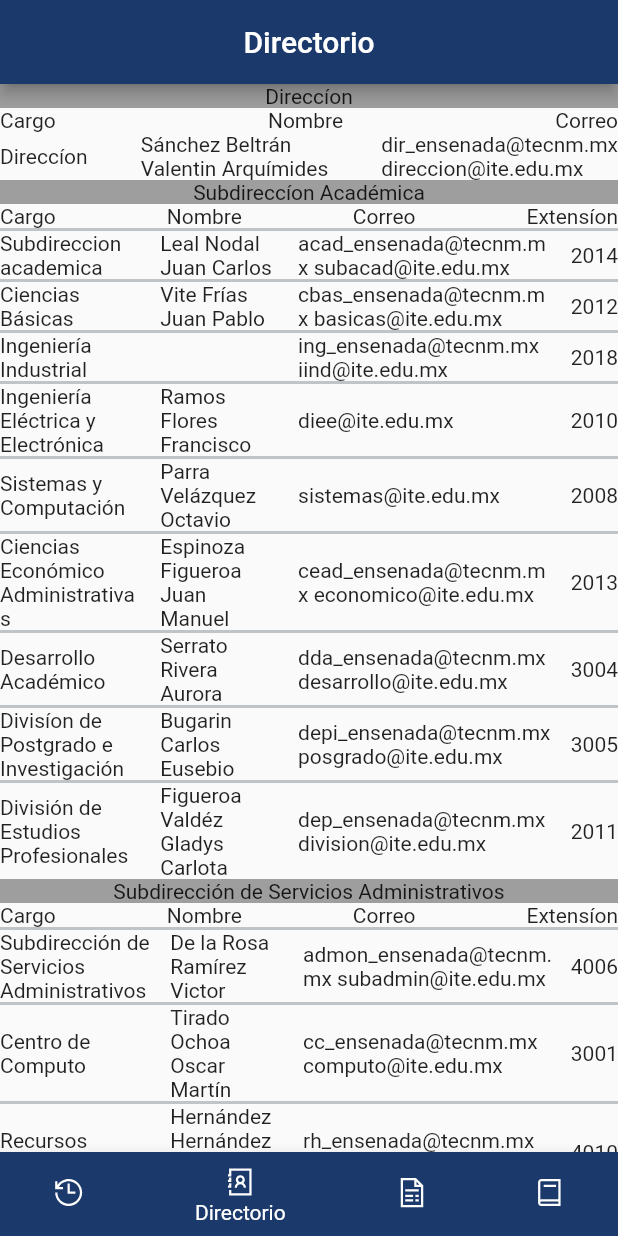
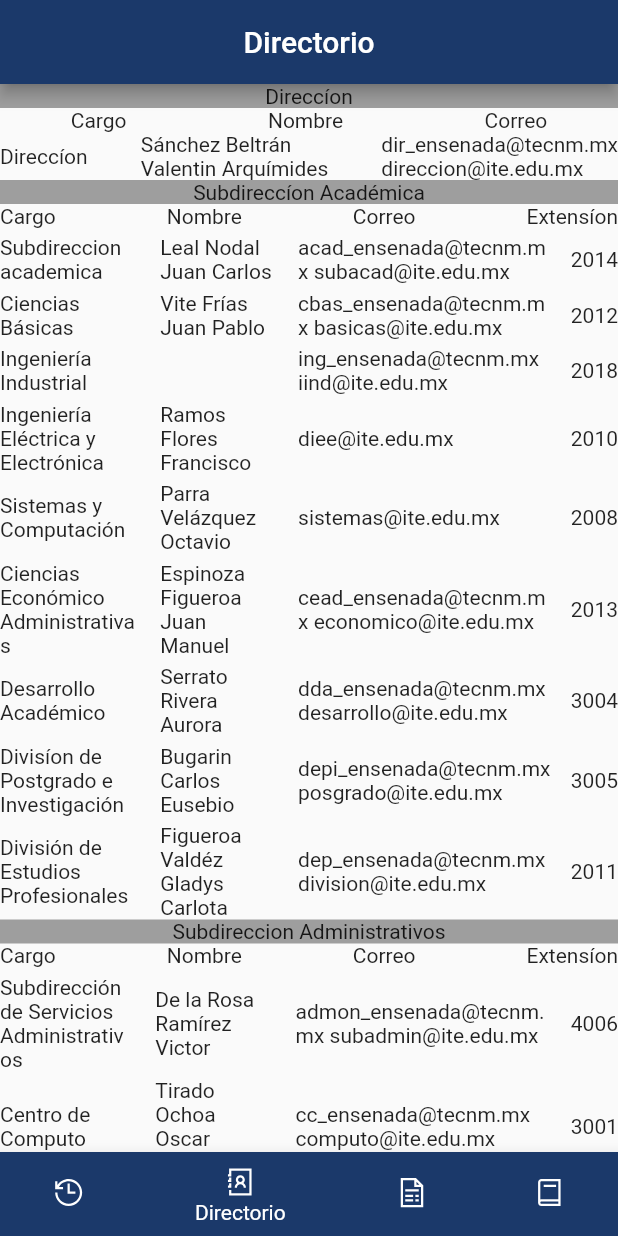
Before and after one commit to itsaizempoaltecatl/app_informativa_ite, a Flutter app: the screen it shows after launch, item 2 of the bottom bar chosen, on a phone screen of 412 x 824 dp. Run offline on Flutter 3.47's test engine with Material 2 defaults, Android fonts, the light colour scheme and no system bars; our stand-ins replace line_icons.

Commit message:
Revert "Merge branch 'main' of https://github.com/itsaizempoaltecatl/app_informativa_ite"
This reverts commit 8d9c5cdccc7803a9d0e919635c00a75554a5a0f3, reversing
changes made to 55da0731fdedc9eadc13cd60b7adf69a74131bd6.

```diff
--- a/lib/directorio/directorio.dart
+++ b/lib/directorio/directorio.dart
@@ -12,7 +12,7 @@
         children: [
           Container(child: const Text("Direccíon", textAlign: TextAlign.center, ), color: Colors.grey, width: double.infinity,),
           Row(
-            mainAxisAlignment: MainAxisAlignment.spaceBetween,
+            mainAxisAlignment: MainAxisAlignment.spaceAround,
             children: const [
             Text("Cargo"),
             Text("Nombre"),
@@ -29,7 +29,7 @@
             Text("Extensíon"),
           ],),
           contenidoDirectorio_(context, 'Subdireccion'),
-          Container(child: const Text("Subdirección de Servicios Administrativos", textAlign: TextAlign.center, ), color: Colors.grey, width: double.infinity,),
+          Container(child: const Text("Subdireccion Administrativos", textAlign: TextAlign.center, ), color: Colors.grey, width: double.infinity,),
           Row(
             mainAxisAlignment: MainAxisAlignment.spaceBetween,
             children: const [
@@ -39,46 +39,6 @@
             Text("Extensíon"),
           ],),
           contenidoDirectorio_(context, 'Subdireccion Administrativos'),
-          Container(child: const Text("Subdirección de Planeación y Vinculación", textAlign: TextAlign.center, ), color: Colors.grey, width: double.infinity,),
-          Row(
-            mainAxisAlignment: MainAxisAlignment.spaceBetween,
-            children: const [
-            Text("Cargo"),
-            Text("Nombre"),
-            Text("Correo"),
-            Text("Extensíon"),
-          ],),
-          contenidoDirectorio_(context, 'Subdireccion PV'),
-          Container(child: const Text("Coordinación de Carrera", textAlign: TextAlign.center, ), color: Colors.grey, width: double.infinity,),
-          Row(
-            mainAxisAlignment: MainAxisAlignment.spaceBetween,
-            children: const [
-            Text("Cargo"),
-            Text("Nombre"),
-            Text("Correo"),
-            Text("Extensíon"),
-          ],),
-          contenidoDirectorio_(context, 'Coordinacion Carrera'),
-          Container(child: const Text("Coordinaciones de Posgrado", textAlign: TextAlign.center, ), color: Colors.grey, width: double.infinity,),
-          Row(
-            mainAxisAlignment: MainAxisAlignment.spaceBetween,
-            children: const [
-            Text("Cargo"),
-            Text("Nombre"),
-            Text("Correo"),
-            Text("Extensíon"),
-          ],),
-          contenidoDirectorio_(context, 'Coordinacion Posgrado'),
-          Container(child: const Text("Coordinaciones de Sistema de Gestión", textAlign: TextAlign.center, ), color: Colors.grey, width: double.infinity,),
-          Row(
-            mainAxisAlignment: MainAxisAlignment.spaceBetween,
-            children: const [
-            Text("Cargo"),
-            Text("Nombre"),
-            Text("Correo"),
-            Text("Extensíon"),
-          ],),
-          contenidoDirectorio_(context, 'Gestion'),
         ],
       ),
     );
@@ -132,14 +92,14 @@
       1: {'Cargo': 'Coordinador de la Maestría en Ingeniería Aeroespacial', 'Nombre':'Campos García Josefina', 'Correo':'coord_mia@ite.edu.mx', 'Extension':'1063'},
       2: {'Cargo': 'Coordinador de la Maestría en Ciencias en Ingeniería Mecatrónica', 'Nombre':'     ', 'Correo':'coord_mcim@ite.edu.mx', 'Extension':'3005'},
     },
-    'Gestion':{
+    'Coordinaciones Gestion':{
       0: {'Cargo': 'Coordinador del Sistema de Gestión de la Calidad', 'Nombre':'Gutiérrez Manuel Carlos Alberto', 'Correo':'sgc@ite.edu.mx', 'Extension':'----'},
       1: {'Cargo': 'Coordinadora del Sistema de Gestión Ambiental', 'Nombre':'Ardines Castillo Jocelyn Giselle', 'Correo':'sga@ite.edu.mx', 'Extension':'----'},
       2: {'Cargo': 'Coordinadora del Modelo de Igualdad de Género', 'Nombre':'Ochoa Gaytán Wendy', 'Correo':'igualdad@ite.edu.mx', 'Extension':'----'},
       3: {'Cargo': 'Coordinador del Sistema de Gestión de Seguridad y Salud en el Trabajo', 'Nombre':'Peña Miranda Sergio', 'Correo':'seguridad@ite.edu.mx', 'Extension':'----'},
       4: {'Cargo': 'Coordinador de Residuos Sólidos Urbanos y Residuos Peligrosos', 'Nombre':'Anaya Bázua Alfredo Alejandro', 'Correo':'aanaya@ite.edu.mx', 'Extension':'----'},
       5: {'Cargo': 'Coordinador del Uso Eficiente de Agua y Energía Eletrica', 'Nombre':'Valle Peñuelas Fernando', 'Correo':'mantenimiento@ite.edu.mx', 'Extension':'----'},
-    },
+    }
   };
 
   Widget contenidoDirectorio(BuildContext context, String seccion) {
@@ -162,7 +122,7 @@
     Center(child:
     Column(
       children: [
-        Container(height: 2, color: const Color(0xFFC0C4C6),),
+        const SizedBox(height: 5,),
         Row(
           mainAxisAlignment: MainAxisAlignment.spaceBetween,
           children: [
@@ -172,7 +132,7 @@
           Text(listaDirectorio[seccion][0]['Extension']),
           ],
           ),
-          Container(height: 2, color: const Color(0xFFC0C4C6),),
+          const SizedBox(height: 5,),
           Row(
           mainAxisAlignment: MainAxisAlignment.spaceBetween,
           children: [
@@ -182,7 +142,7 @@
           Text(listaDirectorio[seccion][1]['Extension']),
           ],
           ),
-          Container(height: 2, color: const Color(0xFFC0C4C6),),
+          const SizedBox(height: 5,),
           Row(
           mainAxisAlignment: MainAxisAlignment.spaceBetween,
           children: [
@@ -192,7 +152,7 @@
           Text(listaDirectorio[seccion][2]['Extension']),
           ],
           ),
-          Container(height: 2, color: const Color(0xFFC0C4C6),),
+          const SizedBox(height: 5,),
           Row(
           mainAxisAlignment: MainAxisAlignment.spaceBetween,
           children: [
@@ -202,7 +162,7 @@
           Text(listaDirectorio[seccion][3]['Extension']),
           ],
           ),
-          Container(height: 2, color: const Color(0xFFC0C4C6),),
+          const SizedBox(height: 5,),
           Row(
           mainAxisAlignment: MainAxisAlignment.spaceBetween,
           children: [
@@ -212,7 +172,7 @@
           Text(listaDirectorio[seccion][4]['Extension']),
           ],
           ),
-          Container(height: 2, color: const Color(0xFFC0C4C6),),
+          const SizedBox(height: 5,),
           Row(
           mainAxisAlignment: MainAxisAlignment.spaceBetween,
           children: [
@@ -222,7 +182,7 @@
           Text(listaDirectorio[seccion][5]['Extension']),
           ],
           ),
-          Container(height: 2, color: const Color(0xFFC0C4C6),),
+          const SizedBox(height: 5,),
           Row(
           mainAxisAlignment: MainAxisAlignment.spaceBetween,
           children: [
@@ -232,7 +192,7 @@
           Text(listaDirectorio[seccion][6]['Extension']),
           ],
           ),
-          Container(height: 2, color: const Color(0xFFC0C4C6),),
+          const SizedBox(height: 5,),
           Row(
           mainAxisAlignment: MainAxisAlignment.spaceBetween,
           children: [
@@ -242,7 +202,7 @@
           Text(listaDirectorio[seccion][7]['Extension']),
           ],
           ),
-          Container(height: 2, color: const Color(0xFFC0C4C6),),
+          const SizedBox(height: 5,),
           Row(
           mainAxisAlignment: MainAxisAlignment.spaceBetween,
           children: [
@@ -261,61 +221,61 @@
       return
       Center(child: Column(
         children: [
-          Container(height: 2, color: const Color(0xFFC0C4C6),),
+          const SizedBox(height: 5,),
         Row(
           mainAxisAlignment: MainAxisAlignment.spaceBetween,
           children: [
-          SizedBox(child: Text(listaDirectorio[seccion][0]['Cargo'].toString()), width: 105,),
+          SizedBox(child: Text(listaDirectorio[seccion][0]['Cargo'].toString()), width: 90,),
           SizedBox(child: Text(listaDirectorio[seccion][0]['Nombre'].toString()), width: 80,),
           SizedBox(child: Text(listaDirectorio[seccion][0]['Correo'].toString()), width: 170,),
           Text(listaDirectorio[seccion][0]['Extension']),
           ],
           ),
-          Container(height: 2, color: const Color(0xFFC0C4C6),),
+          const SizedBox(height: 5,),
           Row(
           mainAxisAlignment: MainAxisAlignment.spaceBetween,
           children: [
-          SizedBox(child: Text(listaDirectorio[seccion][1]['Cargo'].toString()), width: 105,),
+          SizedBox(child: Text(listaDirectorio[seccion][1]['Cargo'].toString()), width: 90,),
           SizedBox(child: Text(listaDirectorio[seccion][1]['Nombre'].toString()), width: 80,),
           SizedBox(child: Text(listaDirectorio[seccion][1]['Correo'].toString()), width: 170,),
           Text(listaDirectorio[seccion][1]['Extension']),
           ],
           ),
-          Container(height: 2, color: const Color(0xFFC0C4C6),),
+          const SizedBox(height: 5,),
           Row(
           mainAxisAlignment: MainAxisAlignment.spaceBetween,
           children: [
-          SizedBox(child: Text(listaDirectorio[seccion][2]['Cargo'].toString()), width: 105,),
+          SizedBox(child: Text(listaDirectorio[seccion][2]['Cargo'].toString()), width: 90,),
           SizedBox(child: Text(listaDirectorio[seccion][2]['Nombre'].toString()), width: 80,),
           SizedBox(child: Text(listaDirectorio[seccion][2]['Correo'].toString()), width: 170,),
           Text(listaDirectorio[seccion][2]['Extension']),
           ],
           ),
-          Container(height: 2, color: const Color(0xFFC0C4C6),),
+          const SizedBox(height: 5,),
           Row(
           mainAxisAlignment: MainAxisAlignment.spaceBetween,
           children: [
-          SizedBox(child: Text(listaDirectorio[seccion][3]['Cargo'].toString()), width: 105,),
+          SizedBox(child: Text(listaDirectorio[seccion][3]['Cargo'].toString()), width: 90,),
           SizedBox(child: Text(listaDirectorio[seccion][3]['Nombre'].toString()), width: 80,),
           SizedBox(child: Text(listaDirectorio[seccion][3]['Correo'].toString()), width: 170,),
           Text(listaDirectorio[seccion][3]['Extension']),
           ],
           ),
-          Container(height: 2, color: const Color(0xFFC0C4C6),),
+          const SizedBox(height: 5,),
           Row(
           mainAxisAlignment: MainAxisAlignment.spaceBetween,
           children: [
-          SizedBox(child: Text(listaDirectorio[seccion][4]['Cargo'].toString()), width: 105,),
+          SizedBox(child: Text(listaDirectorio[seccion][4]['Cargo'].toString()), width: 90,),
           SizedBox(child: Text(listaDirectorio[seccion][4]['Nombre'].toString()), width: 80,),
           SizedBox(child: Text(listaDirectorio[seccion][4]['Correo'].toString()), width: 170,),
           Text(listaDirectorio[seccion][4]['Extension']),
           ],
           ),
-          Container(height: 2, color: const Color(0xFFC0C4C6),),
+          const SizedBox(height: 5,),
           Row(
           mainAxisAlignment: MainAxisAlignment.spaceBetween,
           children: [
-          SizedBox(child: Text(listaDirectorio[seccion][5]['Cargo'].toString()), width: 105,),
+          SizedBox(child: Text(listaDirectorio[seccion][5]['Cargo'].toString()), width: 90,),
           SizedBox(child: Text(listaDirectorio[seccion][5]['Nombre'].toString()), width: 80,),
           SizedBox(child: Text(listaDirectorio[seccion][5]['Correo'].toString()), width: 170,),
           Text(listaDirectorio[seccion][5]['Extension']),
@@ -330,7 +290,7 @@
       return
       Center(child: Column(
         children: [
-          Container(height: 2, color: const Color(0xFFC0C4C6),),
+          const SizedBox(height: 5,),
         Row(
           mainAxisAlignment: MainAxisAlignment.spaceBetween,
           children: [
@@ -340,7 +300,7 @@
           Text(listaDirectorio[seccion][0]['Extension']),
           ],
           ),
-          Container(height: 2, color: const Color(0xFFC0C4C6),),
+          const SizedBox(height: 5,),
           Row(
           mainAxisAlignment: MainAxisAlignment.spaceBetween,
           children: [
@@ -350,7 +310,7 @@
           Text(listaDirectorio[seccion][1]['Extension']),
           ],
           ),
-          Container(height: 2, color: const Color(0xFFC0C4C6),),
+          const SizedBox(height: 5,),
           Row(
           mainAxisAlignment: MainAxisAlignment.spaceBetween,
           children: [
@@ -360,7 +320,7 @@
           Text(listaDirectorio[seccion][2]['Extension']),
           ],
           ),
-          Container(height: 2, color: const Color(0xFFC0C4C6),),
+          const SizedBox(height: 5,),
           Row(
           mainAxisAlignment: MainAxisAlignment.spaceBetween,
           children: [
@@ -370,7 +330,7 @@
           Text(listaDirectorio[seccion][3]['Extension']),
           ],
           ),
-          Container(height: 2, color: const Color(0xFFC0C4C6),),
+          const SizedBox(height: 5,),
           Row(
           mainAxisAlignment: MainAxisAlignment.spaceBetween,
           children: [
@@ -380,7 +340,7 @@
           Text(listaDirectorio[seccion][4]['Extension']),
           ],
           ),
-          Container(height: 2, color: const Color(0xFFC0C4C6),),
+          const SizedBox(height: 5,),
           Row(
           mainAxisAlignment: MainAxisAlignment.spaceBetween,
           children: [
@@ -390,7 +350,7 @@
           Text(listaDirectorio[seccion][5]['Extension']),
           ],
           ),
-          Container(height: 2, color: const Color(0xFFC0C4C6),),
+          const SizedBox(height: 5,),
           Row(
           mainAxisAlignment: MainAxisAlignment.spaceBetween,
           children: [
@@ -409,101 +369,101 @@
       return
       Center(child: Column(
         children: [
-          Container(height: 2, color: const Color(0xFFC0C4C6),),
+          const SizedBox(height: 5,),
         Row(
           mainAxisAlignment: MainAxisAlignment.spaceBetween,
           children: [
-          SizedBox(child: Text(listaDirectorio[seccion][0]['Cargo'].toString()), width: 107,),
+          SizedBox(child: Text(listaDirectorio[seccion][0]['Cargo'].toString()), width: 90,),
           SizedBox(child: Text(listaDirectorio[seccion][0]['Nombre'].toString()), width: 80,),
           SizedBox(child: Text(listaDirectorio[seccion][0]['Correo'].toString()), width: 170,),
           Text(listaDirectorio[seccion][0]['Extension']),
           ],
           ),
-          Container(height: 2, color: const Color(0xFFC0C4C6),),
+          const SizedBox(height: 5,),
           Row(
           mainAxisAlignment: MainAxisAlignment.spaceBetween,
           children: [
-          SizedBox(child: Text(listaDirectorio[seccion][1]['Cargo'].toString()), width: 107,),
+          SizedBox(child: Text(listaDirectorio[seccion][1]['Cargo'].toString()), width: 90,),
           SizedBox(child: Text(listaDirectorio[seccion][1]['Nombre'].toString()), width: 80,),
           SizedBox(child: Text(listaDirectorio[seccion][1]['Correo'].toString()), width: 170,),
           Text(listaDirectorio[seccion][1]['Extension']),
           ],
           ),
-          Container(height: 2, color: const Color(0xFFC0C4C6),),
+          const SizedBox(height: 5,),
           Row(
           mainAxisAlignment: MainAxisAlignment.spaceBetween,
           children: [
-          SizedBox(child: Text(listaDirectorio[seccion][2]['Cargo'].toString()), width: 107,),
+          SizedBox(child: Text(listaDirectorio[seccion][2]['Cargo'].toString()), width: 90,),
           SizedBox(child: Text(listaDirectorio[seccion][2]['Nombre'].toString()), width: 80,),
           SizedBox(child: Text(listaDirectorio[seccion][2]['Correo'].toString()), width: 170,),
           Text(listaDirectorio[seccion][2]['Extension']),
           ],
           ),
-          Container(height: 2, color: const Color(0xFFC0C4C6),),
+          const SizedBox(height: 5,),
           Row(
           mainAxisAlignment: MainAxisAlignment.spaceBetween,
           children: [
-          SizedBox(child: Text(listaDirectorio[seccion][3]['Cargo'].toString()), width: 107,),
+          SizedBox(child: Text(listaDirectorio[seccion][3]['Cargo'].toString()), width: 90,),
           SizedBox(child: Text(listaDirectorio[seccion][3]['Nombre'].toString()), width: 80,),
           SizedBox(child: Text(listaDirectorio[seccion][3]['Correo'].toString()), width: 170,),
           Text(listaDirectorio[seccion][3]['Extension']),
           ],
           ),
-          Container(height: 2, color: const Color(0xFFC0C4C6),),
+          const SizedBox(height: 5,),
           Row(
           mainAxisAlignment: MainAxisAlignment.spaceBetween,
           children: [
-          SizedBox(child: Text(listaDirectorio[seccion][4]['Cargo'].toString()), width: 107,),
+          SizedBox(child: Text(listaDirectorio[seccion][4]['Cargo'].toString()), width: 90,),
           SizedBox(child: Text(listaDirectorio[seccion][4]['Nombre'].toString()), width: 80,),
           SizedBox(child: Text(listaDirectorio[seccion][4]['Correo'].toString()), width: 170,),
           Text(listaDirectorio[seccion][4]['Extension']),
           ],
           ),
-          Container(height: 2, color: const Color(0xFFC0C4C6),),
+          const SizedBox(height: 5,),
           Row(
           mainAxisAlignment: MainAxisAlignment.spaceBetween,
           children: [
-          SizedBox(child: Text(listaDirectorio[seccion][5]['Cargo'].toString()), width: 107,),
+          SizedBox(child: Text(listaDirectorio[seccion][5]['Cargo'].toString()), width: 90,),
           SizedBox(child: Text(listaDirectorio[seccion][5]['Nombre'].toString()), width: 80,),
           SizedBox(child: Text(listaDirectorio[seccion][5]['Correo'].toString()), width: 170,),
           Text(listaDirectorio[seccion][5]['Extension']),
           ],
           ),
-          Container(height: 2, color: const Color(0xFFC0C4C6),),
+          const SizedBox(height: 5,),
           Row(
           mainAxisAlignment: MainAxisAlignment.spaceBetween,
           children: [
-          SizedBox(child: Text(listaDirectorio[seccion][6]['Cargo'].toString()), width: 107,),
+          SizedBox(child: Text(listaDirectorio[seccion][6]['Cargo'].toString()), width: 90,),
           SizedBox(child: Text(listaDirectorio[seccion][6]['Nombre'].toString()), width: 80,),
           SizedBox(child: Text(listaDirectorio[seccion][6]['Correo'].toString()), width: 170,),
           Text(listaDirectorio[seccion][6]['Extension']),
           ],
           ),
-          Container(height: 2, color: const Color(0xFFC0C4C6),),
+          const SizedBox(height: 5,),
           Row(
           mainAxisAlignment: MainAxisAlignment.spaceBetween,
           children: [
-          SizedBox(child: Text(listaDirectorio[seccion][7]['Cargo'].toString()), width: 107,),
+          SizedBox(child: Text(listaDirectorio[seccion][7]['Cargo'].toString()), width: 90,),
           SizedBox(child: Text(listaDirectorio[seccion][7]['Nombre'].toString()), width: 80,),
           SizedBox(child: Text(listaDirectorio[seccion][7]['Correo'].toString()), width: 170,),
           Text(listaDirectorio[seccion][7]['Extension']),
           ],
           ),
-          Container(height: 2, color: const Color(0xFFC0C4C6),),
+          const SizedBox(height: 5,),
           Row(
           mainAxisAlignment: MainAxisAlignment.spaceBetween,
           children: [
-          SizedBox(child: Text(listaDirectorio[seccion][8]['Cargo'].toString()), width: 107,),
+          SizedBox(child: Text(listaDirectorio[seccion][8]['Cargo'].toString()), width: 90,),
           SizedBox(child: Text(listaDirectorio[seccion][8]['Nombre'].toString()), width: 80,),
           SizedBox(child: Text(listaDirectorio[seccion][8]['Correo'].toString()), width: 170,),
           Text(listaDirectorio[seccion][8]['Extension']),
           ],
           ),
-          Container(height: 2, color: const Color(0xFFC0C4C6),),
+          const SizedBox(height: 5,),
           Row(
           mainAxisAlignment: MainAxisAlignment.spaceBetween,
           children: [
-          SizedBox(child: Text(listaDirectorio[seccion][9]['Cargo'].toString()), width: 107,),
+          SizedBox(child: Text(listaDirectorio[seccion][9]['Cargo'].toString()), width: 90,),
           SizedBox(child: Text(listaDirectorio[seccion][9]['Nombre'].toString()), width: 80,),
           SizedBox(child: Text(listaDirectorio[seccion][9]['Correo'].toString()), width: 170,),
           Text(listaDirectorio[seccion][9]['Extension']),
@@ -518,31 +478,31 @@
       return
       Center(child: Column(
         children: [
-          Container(height: 2, color: const Color(0xFFC0C4C6),),
+          const SizedBox(height: 5,),
         Row(
           mainAxisAlignment: MainAxisAlignment.spaceBetween,
           children: [
-          SizedBox(child: Text(listaDirectorio[seccion][0]['Cargo'].toString()), width: 95,),
+          SizedBox(child: Text(listaDirectorio[seccion][0]['Cargo'].toString()), width: 90,),
           SizedBox(child: Text(listaDirectorio[seccion][0]['Nombre'].toString()), width: 80,),
           SizedBox(child: Text(listaDirectorio[seccion][0]['Correo'].toString()), width: 170,),
           Text(listaDirectorio[seccion][0]['Extension']),
           ],
           ),
-          Container(height: 2, color: const Color(0xFFC0C4C6),),
+          const SizedBox(height: 5,),
           Row(
           mainAxisAlignment: MainAxisAlignment.spaceBetween,
           children: [
-          SizedBox(child: Text(listaDirectorio[seccion][1]['Cargo'].toString()), width: 95,),
+          SizedBox(child: Text(listaDirectorio[seccion][1]['Cargo'].toString()), width: 90,),
           SizedBox(child: Text(listaDirectorio[seccion][1]['Nombre'].toString()), width: 80,),
           SizedBox(child: Text(listaDirectorio[seccion][1]['Correo'].toString()), width: 170,),
           Text(listaDirectorio[seccion][1]['Extension']),
           ],
           ),
-          Container(height: 2, color: const Color(0xFFC0C4C6),),
+          const SizedBox(height: 5,),
           Row(
           mainAxisAlignment: MainAxisAlignment.spaceBetween,
           children: [
-          SizedBox(child: Text(listaDirectorio[seccion][2]['Cargo'].toString()), width: 95,),
+          SizedBox(child: Text(listaDirectorio[seccion][2]['Cargo'].toString()), width: 90,),
           SizedBox(child: Text(listaDirectorio[seccion][2]['Nombre'].toString()), width: 80,),
           SizedBox(child: Text(listaDirectorio[seccion][2]['Correo'].toString()), width: 170,),
           Text(listaDirectorio[seccion][2]['Extension']),
@@ -552,12 +512,12 @@
       ),
       );
     }
-    if(seccion == 'Gestion')
+    if(seccion == 'Coordinacion Gestion')
     {
       return
       Center(child: Column(
         children: [
-          Container(height: 2, color: const Color(0xFFC0C4C6),),
+          const SizedBox(height: 5,),
         Row(
           mainAxisAlignment: MainAxisAlignment.spaceBetween,
           children: [
@@ -567,7 +527,7 @@
           Text(listaDirectorio[seccion][0]['Extension']),
           ],
           ),
-          Container(height: 2, color: const Color(0xFFC0C4C6),),
+          const SizedBox(height: 5,),
           Row(
           mainAxisAlignment: MainAxisAlignment.spaceBetween,
           children: [
@@ -577,7 +537,7 @@
           Text(listaDirectorio[seccion][1]['Extension']),
           ],
           ),
-          Container(height: 2, color: const Color(0xFFC0C4C6),),
+          const SizedBox(height: 5,),
           Row(
           mainAxisAlignment: MainAxisAlignment.spaceBetween,
           children: [
@@ -587,7 +547,7 @@
           Text(listaDirectorio[seccion][2]['Extension']),
           ],
           ),
-          Container(height: 2, color: const Color(0xFFC0C4C6),),
+          const SizedBox(height: 5,),
           Row(
           mainAxisAlignment: MainAxisAlignment.spaceBetween,
           children: [
@@ -597,7 +557,7 @@
           Text(listaDirectorio[seccion][3]['Extension']),
           ],
           ),
-          Container(height: 2, color: const Color(0xFFC0C4C6),),
+          const SizedBox(height: 5,),
           Row(
           mainAxisAlignment: MainAxisAlignment.spaceBetween,
           children: [
@@ -607,7 +567,7 @@
           Text(listaDirectorio[seccion][4]['Extension']),
           ],
           ),
-          Container(height: 2, color: const Color(0xFFC0C4C6),),
+          const SizedBox(height: 5,),
           Row(
           mainAxisAlignment: MainAxisAlignment.spaceBetween,
           children: [
```
